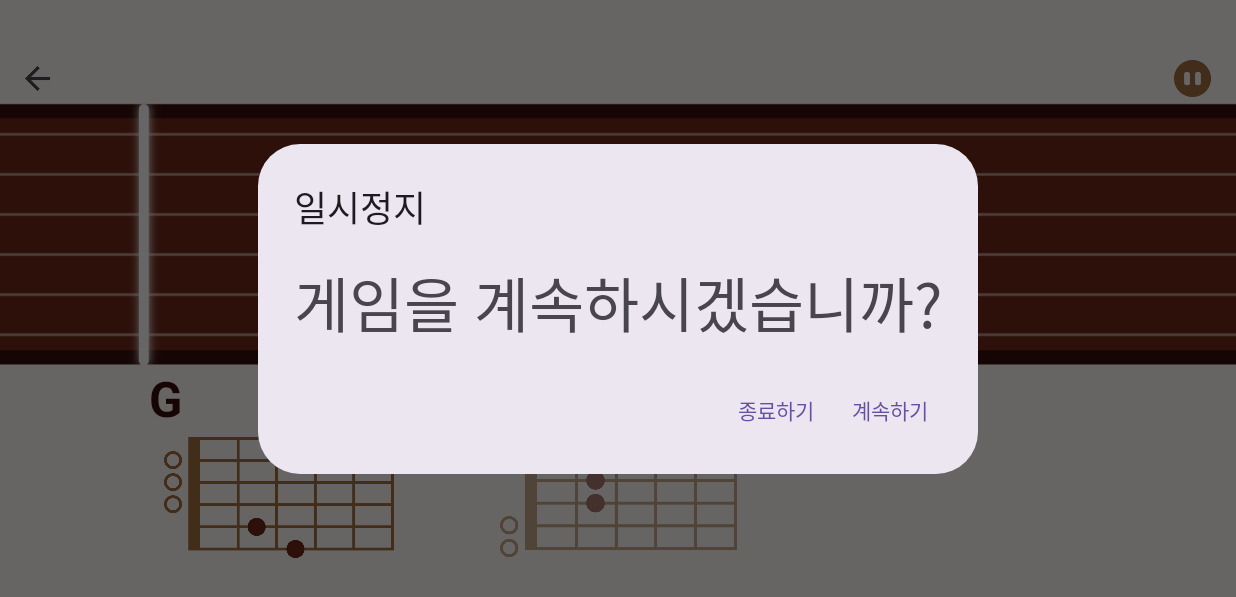
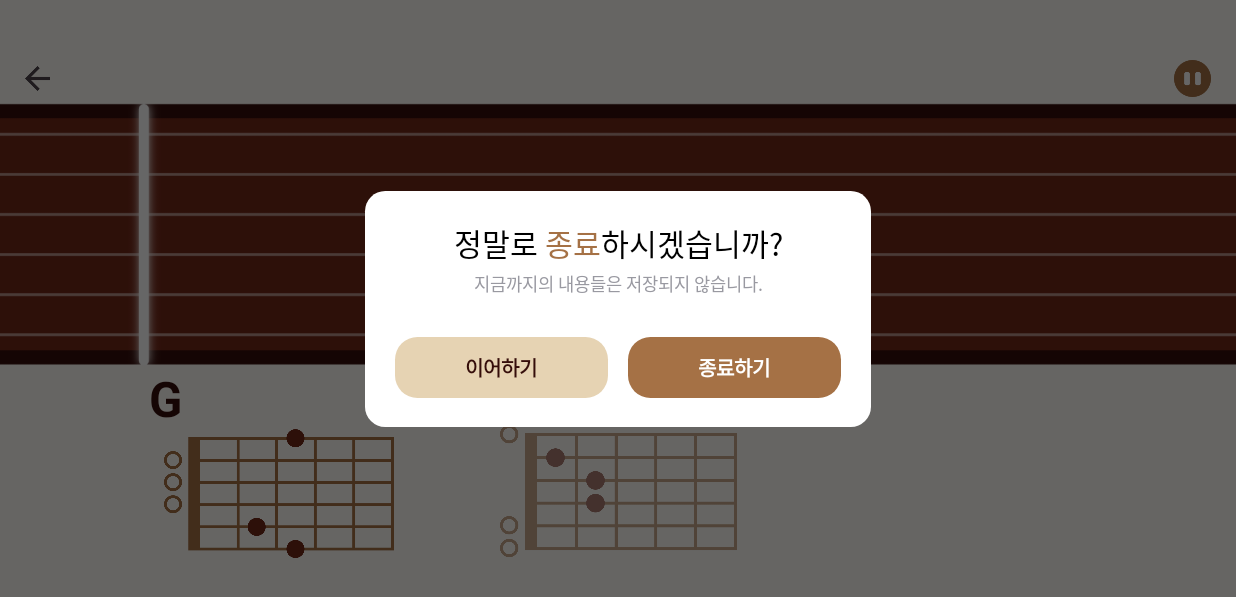
Before and after one commit to github-lily/SSAFY_PickTime, an Android app built with Jetpack Compose: the GamePlayScreen screen opened through its navigation route, after a tap on "Pause", on a phone screen of 824 x 412 dp (held sideways). Shown: the top 597 px of the screen. Run offline under Robolectric (Android 15) with nearby library versions, the phone set to English and light mode, and no system bars; our stand-ins replace Dagger/Hilt's generated code; Roboto replaces fonts that are not available here.

Commit message:
Design: 일시정시 버튼 팝업창 S12P21B101-215

```diff
--- a/FRONTEND/app/src/main/java/com/example/picktimeapp/ui/game/play/GamePlayScreen.kt
+++ b/FRONTEND/app/src/main/java/com/example/picktimeapp/ui/game/play/GamePlayScreen.kt
@@ -1,13 +1,15 @@
 package com.example.picktimeapp.ui.game.play
 
 import androidx.compose.foundation.Image
+import androidx.compose.foundation.background
 import androidx.compose.foundation.clickable
 import androidx.compose.foundation.layout.*
-import androidx.compose.material3.AlertDialog
+import androidx.compose.foundation.shape.RoundedCornerShape
+import androidx.compose.material3.Button
+import androidx.compose.material3.ButtonDefaults
 import androidx.compose.material3.MaterialTheme
 import androidx.compose.material3.Text
 import androidx.compose.runtime.Composable
-import androidx.compose.runtime.getValue
 import androidx.compose.runtime.mutableStateOf
 import androidx.compose.runtime.remember
 import androidx.compose.ui.Alignment
@@ -16,14 +18,21 @@ import androidx.compose.ui.draw.alpha
 import androidx.compose.ui.draw.scale
 import androidx.compose.ui.graphics.Color
 import androidx.compose.ui.res.painterResource
+import androidx.compose.ui.text.SpanStyle
+import androidx.compose.ui.text.buildAnnotatedString
 import androidx.compose.ui.text.font.FontWeight
+import androidx.compose.ui.text.withStyle
 import androidx.compose.ui.unit.Dp
 import androidx.compose.ui.unit.dp
 import androidx.compose.ui.unit.sp
+import androidx.compose.ui.window.Dialog
+import androidx.compose.ui.window.DialogProperties
 import androidx.navigation.NavController
 import com.example.picktimeapp.R
 import com.example.picktimeapp.ui.theme.Brown40
+import com.example.picktimeapp.ui.theme.Brown60
 import com.example.picktimeapp.ui.theme.Brown80
+import com.example.picktimeapp.ui.theme.Gray50
 
 @Composable
 fun GamePlayScreen(navController: NavController) {
@@ -68,15 +77,19 @@ fun GamePlayScreen(navController: NavController) {
                     screenWidth = screenWidth
                 )
             }
+
+            // 팝업창 띄우기
             if (showPauseDialog) {
-                PauseDialog(
+                PauseDialogCustom(
+                    screenWidth = screenWidth,
                     onDismiss = { setShowPauseDialog(false) },
                     onExit = {
                         setShowPauseDialog(false)
-                        // TODO: 나가기 처리 (예: navController.popBackStack())
+                        navController.popBackStack()
                     }
                 )
             }
+
         }
     }
 }
@@ -194,29 +207,106 @@ fun ChordBlock(
 
 // 팝업창
 @Composable
-fun PauseDialog(
+fun PauseDialogCustom(
+    screenWidth: Dp,
     onDismiss: () -> Unit,
     onExit: () -> Unit
 ) {
-    AlertDialog(
-        onDismissRequest = { onDismiss() },
-        title = { Text("일시정지") },
-        text = { Text("게임을 계속하시겠습니까?") },
-        confirmButton = {
-            Text(
-                text = "계속하기",
+        Dialog(onDismissRequest = { onDismiss() }, properties = DialogProperties(usePlatformDefaultWidth = false)) {
+
+        BoxWithConstraints(
+            modifier = Modifier
+                .width(screenWidth * 0.45f)
+                .padding(horizontal = screenWidth * 0.02f) // 좌우 여백
+        ) {
+            val maxWidthDp = maxWidth
+            val cornerRadius = maxWidthDp * 0.04f
+            val titleFontSize = (maxWidthDp * 0.06f).value.sp
+            val subFontSize = (maxWidthDp * 0.035f).value.sp
+            val buttonHeight = maxWidthDp * 0.12f
+            val buttonFontSize = (maxWidthDp * 0.04f).value.sp
+
+            Box(
                 modifier = Modifier
-                    .padding(8.dp)
-                    .clickable { onDismiss() }
-            )
-        },
-        dismissButton = {
-            Text(
-                text = "종료하기",
-                modifier = Modifier
-                    .padding(8.dp)
-                    .clickable { onExit() }
-            )
+                    .width(maxWidthDp * 1.0f) // 진짜 너비 조절은 여기!
+                    .wrapContentHeight()
+                    .background(Color.White, shape = RoundedCornerShape(cornerRadius))
+                    .padding(maxWidthDp * 0.06f)
+            ) {
+                Column(horizontalAlignment = Alignment.CenterHorizontally) {
+                    // 타이틀
+                    Text(
+                        text = buildAnnotatedString {
+                            append("정말로 ")
+                            withStyle(
+                                style = SpanStyle(
+                                    color = Brown40,
+                                    fontWeight = FontWeight.Bold
+                                )
+                            ) {
+                                append("종료")
+                            }
+                            append("하시겠습니까?")
+                        },
+                        fontSize = titleFontSize,
+                        color = Color.Black
+                    )
+
+                    Spacer(modifier = Modifier.height(maxWidthDp * 0.01f))
+
+                    // 서브 텍스트
+                    Text(
+                        text = "지금까지의 내용들은 저장되지 않습니다.",
+                        fontSize = subFontSize,
+                        color = Gray50
+                    )
+
+                    Spacer(modifier = Modifier.height(maxWidthDp * 0.08f))
+
+                    // 버튼 영역
+                    Row(
+                        horizontalArrangement = Arrangement.spacedBy(maxWidthDp * 0.04f)
+                    ) {
+                        // 이어하기 버튼
+                        Button(
+                            onClick = onDismiss,
+                            colors = ButtonDefaults.buttonColors(
+                                containerColor = Color(0xFFE6D3B3)
+                            ),
+                            shape = RoundedCornerShape(15.dp),
+                            modifier = Modifier
+                                .weight(1f)
+                                .height(buttonHeight)
+                        ) {
+                            Text(
+                                text = "이어하기",
+                                color = Brown80,
+                                fontSize = buttonFontSize,
+                                fontWeight = FontWeight.Bold
+                            )
+                        }
+
+                        // 종료하기 버튼
+                        Button(
+                            onClick = onExit,
+                            colors = ButtonDefaults.buttonColors(
+                                containerColor = Brown40
+                            ),
+                            shape = RoundedCornerShape(15.dp),
+                            modifier = Modifier
+                                .weight(1f)
+                                .height(buttonHeight)
+                        ) {
+                            Text(
+                                text = "종료하기",
+                                color = Color.White,
+                                fontSize = buttonFontSize,
+                                fontWeight = FontWeight.Bold
+                            )
+                        }
+                    }
+                }
+            }
         }
-    )
+    }
 }
```
